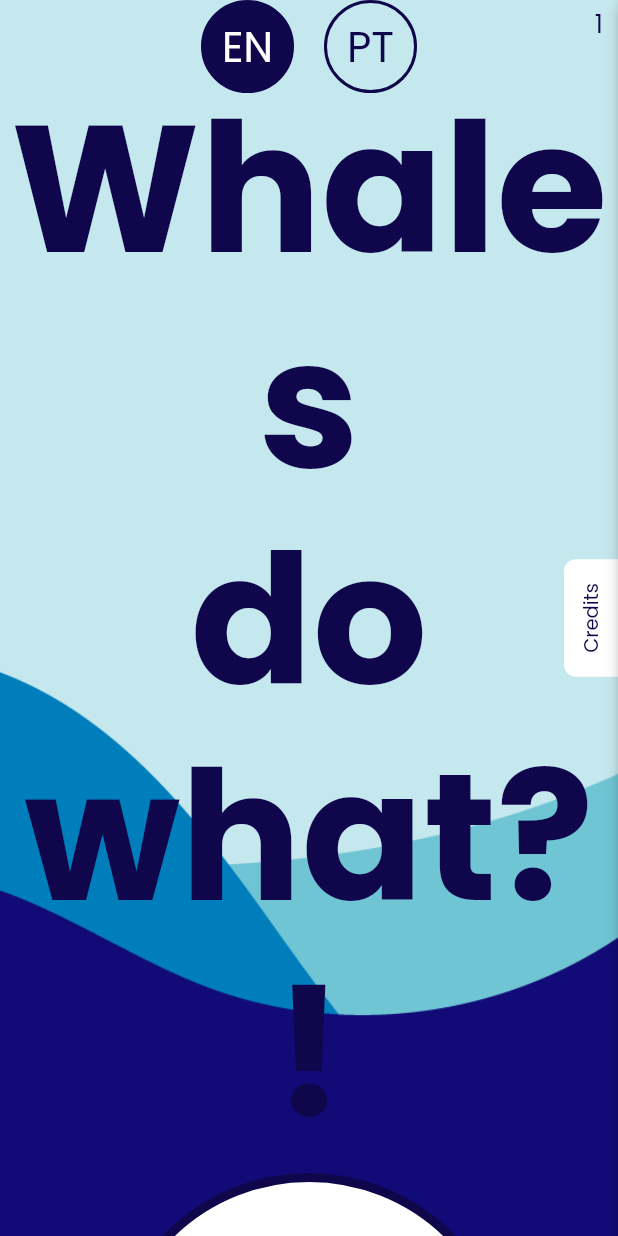
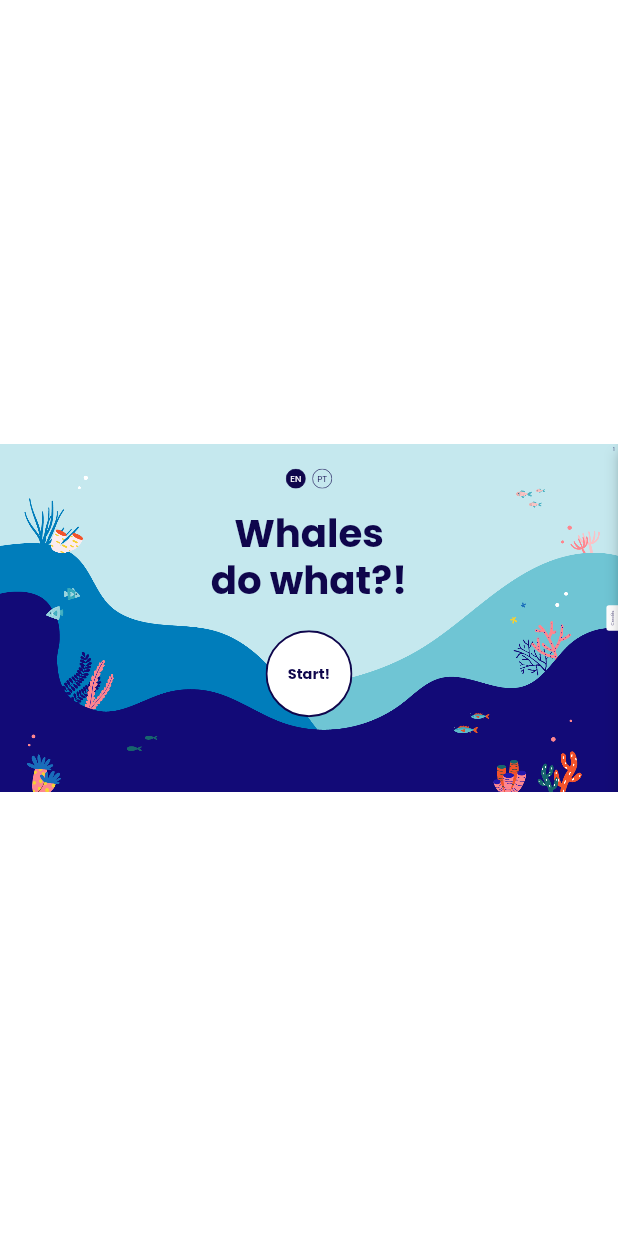
Before and after one commit to Sockitos/arcadia, a Flutter app: the screen it shows after launch, after a tap on "EN", on a phone screen of 412 x 824 dp. Run offline on Flutter 3.47's test engine with Material 2 defaults, Android fonts, the phone set to English and light mode, and no system bars; our stand-ins replace flip_card, flutter_hooks, go_router, hooks_riverpod, just_audio, qr_flutter; missing offline and left inert: flutter_arc_text, universal_html, window_manager.

Commit message:
Prepare web version

```diff
--- a/lib/main.dart
+++ b/lib/main.dart
@@ -1,13 +1,15 @@
-import 'dart:io';
+import 'dart:io' as io;
 
 import 'package:arcadia_app/l10n/app_localizations.dart';
 import 'package:arcadia_app/router/router.dart';
 import 'package:arcadia_app/utils/logger.dart';
+import 'package:flutter/foundation.dart';
 import 'package:flutter/gestures.dart';
 import 'package:flutter/material.dart';
 import 'package:flutter_localizations/flutter_localizations.dart';
 import 'package:hooks_riverpod/hooks_riverpod.dart';
 import 'package:path_provider/path_provider.dart';
+import 'package:universal_html/html.dart';
 import 'package:window_manager/window_manager.dart';
 
 final localeProvider = StateProvider<Locale>((ref) => const Locale('pt'));
@@ -18,27 +20,40 @@ final countProvider = StateProvider<int>((ref) => throw UnimplementedError());
 
 Future<void> main() async {
   WidgetsFlutterBinding.ensureInitialized();
-  final directory = await getApplicationDocumentsDirectory();
-  final file = File('${directory.path}/log.txt');
-  final countFile = File('${directory.path}/log_count.txt');
-  final count = countFile.existsSync()
-      ? int.tryParse(countFile.readAsStringSync()) ?? 0
-      : 0;
+
+  final int count;
+  final Logger logger;
+
+  if (kIsWeb) {
+    document.documentElement?.requestFullscreen();
+    count = 0;
+    logger = Logger(output: LoggerDBOutput());
+  } else {
     await windowManager.ensureInitialized();
     const windowOptions = WindowOptions(fullScreen: true);
     windowManager.waitUntilReadyToShow(windowOptions, () async {
       await windowManager.show();
       await windowManager.focus();
     });
+    final directory = await getApplicationDocumentsDirectory();
+    final file = io.File('${directory.path}/log.txt');
+    final countFile = io.File('${directory.path}/log_count.txt');
+    count = countFile.existsSync()
+        ? int.tryParse(countFile.readAsStringSync()) ?? 0
+        : 0;
+    logger = Logger(
+      output: LoggerFileOutput(
+        file: file,
+        countFile: countFile,
+      ),
+    );
+  }
 
   runApp(
     ProviderScope(
       overrides: [
         loggerProvider.overrideWithValue(
-          Logger(
-            file: file,
-            countFile: countFile,
-          )..init(),
+          logger..init(),
         ),
         countProvider.overrideWithValue(StateController(count)),
       ],
--- a/lib/screens/slideshow_screen.dart
+++ b/lib/screens/slideshow_screen.dart
@@ -24,6 +24,7 @@ import 'package:arcadia_app/screens/slides/slide_17.dart';
 import 'package:arcadia_app/style/colors.dart';
 import 'package:arcadia_app/widgets/arrow.dart';
 import 'package:arcadia_app/widgets/circle_button.dart';
+import 'package:arcadia_app/widgets/screen.dart';
 import 'package:flutter/material.dart';
 import 'package:flutter_hooks/flutter_hooks.dart';
 import 'package:go_router/go_router.dart';
@@ -91,7 +92,7 @@ class SlideshowScreen extends HookConsumerWidget {
       currentSlide.value++;
     }
 
-    return Scaffold(
+    return Screen(
       body: Stack(
         children: [
           Slide01(
--- a/lib/screens/start_screen.dart
+++ b/lib/screens/start_screen.dart
@@ -5,6 +5,7 @@ import 'package:arcadia_app/l10n/app_localizations.dart';
 import 'package:arcadia_app/main.dart';
 import 'package:arcadia_app/style/colors.dart';
 import 'package:arcadia_app/widgets/circle_button.dart';
+import 'package:arcadia_app/widgets/screen.dart';
 import 'package:flutter/material.dart';
 import 'package:flutter_hooks/flutter_hooks.dart';
 import 'package:go_router/go_router.dart';
@@ -17,7 +18,7 @@ class StartScreen extends HookWidget {
   Widget build(BuildContext context) {
     final l10n = AppLocalizations.of(context)!;
     final showCredits = useState(false);
-    return Scaffold(
+    return Screen(
       body: Stack(
         children: [
           SizedBox.expand(
--- /dev/null
+++ b/lib/widgets/screen.dart
@@ -0,0 +1,21 @@
+import 'package:flutter/material.dart';
+
+class Screen extends StatelessWidget {
+  const Screen({
+    super.key,
+    required this.body,
+  });
+
+  final Widget body;
+
+  @override
+  Widget build(BuildContext context) {
+    return FittedBox(
+      child: SizedBox(
+        height: 1080,
+        width: 1920,
+        child: Scaffold(body: body),
+      ),
+    );
+  }
+}
--- a/pubspec.yaml
+++ b/pubspec.yaml
@@ -23,6 +23,7 @@ dependencies:
   just_audio: ^0.9.27
   path_provider: ^2.0.11
   qr_flutter: ^4.0.0
+  universal_html: ^2.0.8
   window_manager: ^0.2.5
 
 dev_dependencies:
```
Also changed, not shown: lib/utils/logger.dart (+47 -7 lines), pubspec.lock. Lines whose indentation alone changed are shown as unchanged.
